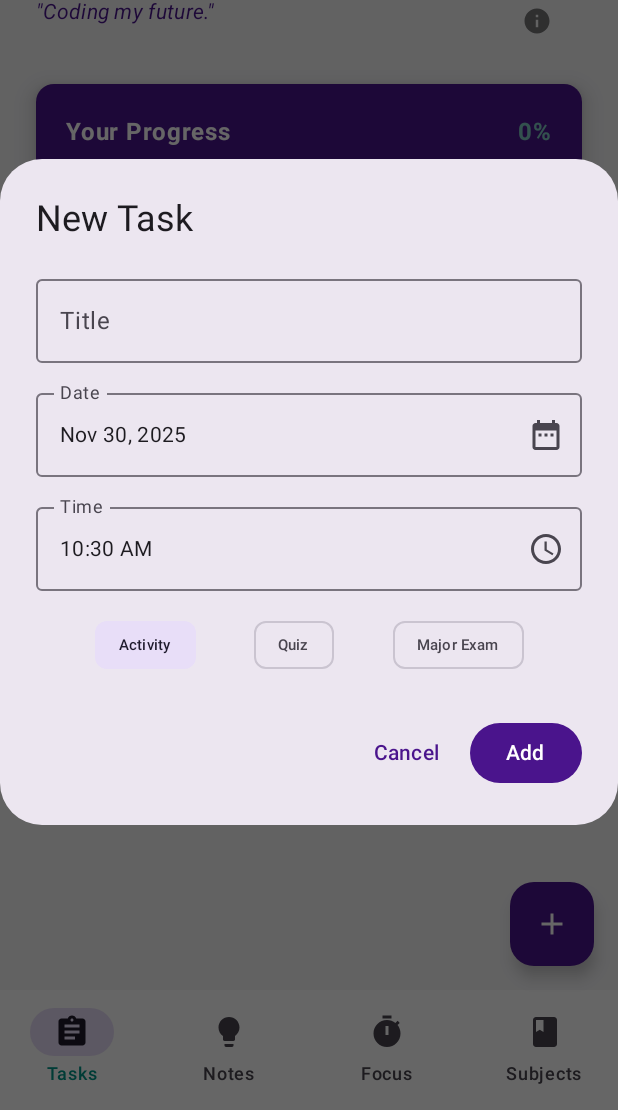
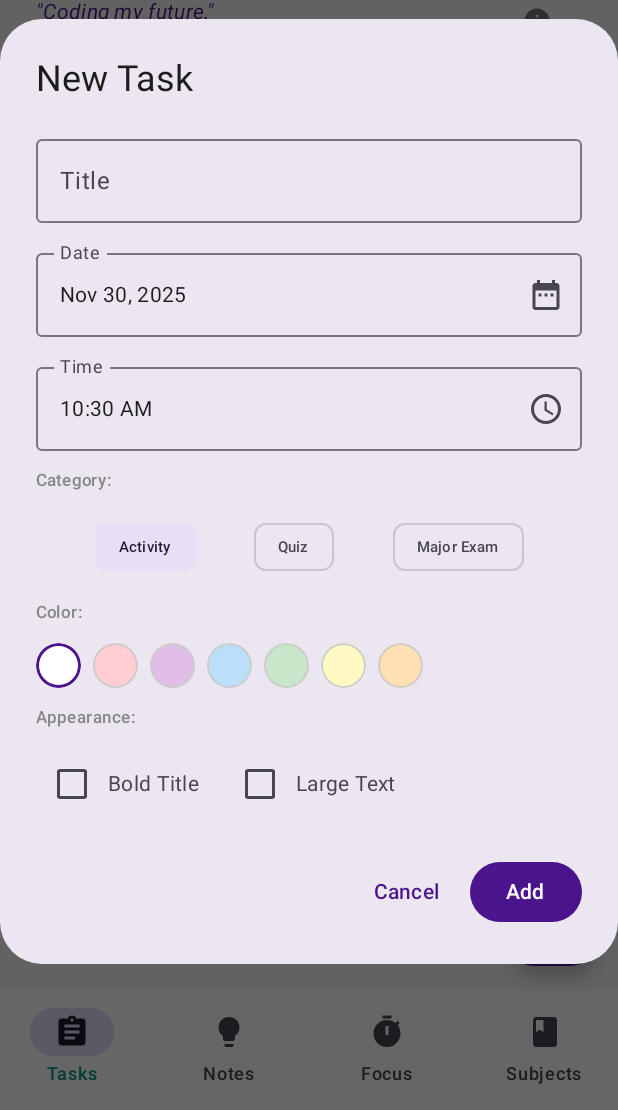
Before and after one commit to Jom-kowd/StudentApp, an Android app built with Jetpack Compose: the screen it shows after launch (MainActivity), after a tap on "Add", on a phone screen of 412 x 824 dp, the part 126-1236 px from its top. Run offline under Robolectric (Android 15) with nearby library versions, the phone set to English and light mode, and no system bars; our stand-ins replace Room's generated code; pictures from the network do not load; 2 other taps on this screen came first.

Commit message:
adding theme color for task

```diff
--- a/app/src/main/java/com/example/studentmanager/MainActivity.kt
+++ b/app/src/main/java/com/example/studentmanager/MainActivity.kt
@@ -99,6 +99,17 @@ val ScheduleColors = listOf(
     Color(0xFFAED581)  // Green
 )
 
+// NEW: Task Card Colors (Pastel versions for background)
+val TaskColors = listOf(
+    Color(0xFFFFFFFF), // 0: White (Default)
+    Color(0xFFFFCDD2), // 1: Red
+    Color(0xFFE1BEE7), // 2: Purple
+    Color(0xFFBBDEFB), // 3: Blue
+    Color(0xFFC8E6C9), // 4: Green
+    Color(0xFFFFF9C4), // 5: Yellow
+    Color(0xFFFFE0B2)  // 6: Orange
+)
+
 // PH Grading Colors
 val GradeA = Color(0xFF4CAF50)
 val GradeB = Color(0xFF8BC34A)
@@ -130,7 +141,11 @@ data class Assignment(
     val deadline: Long,
     val category: String,
     val isCompleted: Boolean = false,
-    val isDeleted: Boolean = false
+    val isDeleted: Boolean = false,
+    // NEW FIELDS FOR CUSTOMIZATION
+    val colorIndex: Int = 0,    // Background color
+    val isBold: Boolean = false, // Bold Title
+    val isLarge: Boolean = false // Large Text
 ) {
     fun getFormattedDate(): String {
         val sdf = SimpleDateFormat("MMM dd, yyyy 'at' h:mm a", Locale.getDefault())
@@ -273,10 +288,17 @@ class StudentViewModel(application: Application) : AndroidViewModel(application)
 
     // --- ASSIGNMENT ACTIONS (Enhanced) ---
 
-    // Create New
-    fun addAssignment(title: String, deadline: Long, category: String) {
+    // Create New - UPDATED to include color and style
+    fun addAssignment(title: String, deadline: Long, category: String, colorIndex: Int, isBold: Boolean, isLarge: Boolean) {
         viewModelScope.launch {
-            val newAssignment = Assignment(title = title, deadline = deadline, category = category)
+            val newAssignment = Assignment(
+                title = title,
+                deadline = deadline,
+                category = category,
+                colorIndex = colorIndex,
+                isBold = isBold,
+                isLarge = isLarge
+            )
             dao.insertAssignment(newAssignment)
             scheduleNotification(newAssignment)
         }
@@ -368,46 +390,32 @@ class StudentViewModel(application: Application) : AndroidViewModel(application)
     fun getProgress(): Float = if (assignments.isEmpty()) 0f else assignments.count { it.isCompleted }.toFloat() / assignments.size.toFloat()
 
     // --- PROFILE & TIMER (Keep Existing Logic) ---
-    // --- PROFILE & TIMER ---
 
     fun updateProfile(name: String, school: String, bio: String, avatarId: Int, imageUri: String?, category: String) {
-        // 1. Check if the image is from the gallery (content://)
         val finalImageUri = if (imageUri != null && imageUri.startsWith("content://")) {
-            // 2. If yes, copy it to our app's private storage
             copyUriToInternalStorage(android.net.Uri.parse(imageUri))
         } else {
-            // 3. If it's already a file or null, keep it as is
             imageUri
         }
-
         userProfile = UserProfile(name, school, bio, avatarId, finalImageUri, category)
         saveProfile()
     }
 
-    // --- HELPER FUNCTION TO COPY IMAGE ---
     private fun copyUriToInternalStorage(uri: android.net.Uri): String? {
         return try {
             val context = getApplication<Application>()
             val inputStream = context.contentResolver.openInputStream(uri) ?: return null
-
-            // Create a unique file name
             val fileName = "profile_${System.currentTimeMillis()}.jpg"
             val file = File(context.filesDir, fileName)
-
-            // Delete old profile images to save space (Optional but recommended)
             context.filesDir.listFiles()?.forEach {
                 if (it.name.startsWith("profile_") && it.name != fileName) {
                     it.delete()
                 }
             }
-
-            // Copy the data
             file.outputStream().use { outputStream ->
                 inputStream.copyTo(outputStream)
             }
             inputStream.close()
-
-            // Return the path to the new file
             android.net.Uri.fromFile(file).toString()
         } catch (e: Exception) {
             e.printStackTrace()
@@ -424,7 +432,6 @@ class StudentViewModel(application: Application) : AndroidViewModel(application)
         if (profileJson != null) userProfile = gson.fromJson(profileJson, UserProfile::class.java)
     }
 
-    // Timer functions
     fun toggleTimer() { if (isTimerRunning) pauseTimer() else startTimer() }
     private fun startTimer() { isTimerRunning = true; timerJob = viewModelScope.launch { while (timeLeft > 0) { delay(1000L); timeLeft -= 1000L }; isTimerRunning = false } }
     private fun pauseTimer() { isTimerRunning = false; timerJob?.cancel() }
@@ -524,7 +531,14 @@ fun StudentApp(viewModel: StudentViewModel) {
         }
         if (showAddDialog) {
             when (selectedTab) {
-                0 -> AddAssignmentDialog({ showAddDialog = false }) { t, d, c -> viewModel.addAssignment(t, d, c); showAddDialog = false }
+                // Updated Dialog Call
+                0 -> AddAssignmentDialog(
+                    onDismiss = { showAddDialog = false },
+                    onConfirm = { t, d, c, color, bold, large ->
+                        viewModel.addAssignment(t, d, c, color, bold, large)
+                        showAddDialog = false
+                    }
+                )
                 1 -> AddNoteDialog({ showAddDialog = false }) { c -> viewModel.addNote(c); showAddDialog = false }
                 3 -> AddSubjectDialog({ showAddDialog = false }) { name, code, units, days, sh, sm, eh, em ->
                     viewModel.addSubject(name, code, units, days, sh, sm, eh, em)
@@ -662,14 +676,24 @@ fun AssignmentList(viewModel: StudentViewModel) {
     if (assignmentToEdit != null) {
         AddAssignmentDialog(
             onDismiss = { assignmentToEdit = null },
-            onConfirm = { title, deadline, category ->
-                viewModel.updateAssignment(assignmentToEdit!!.copy(title = title, deadline = deadline, category = category))
+            onConfirm = { title, deadline, category, color, bold, large ->
+                viewModel.updateAssignment(assignmentToEdit!!.copy(
+                    title = title,
+                    deadline = deadline,
+                    category = category,
+                    colorIndex = color,
+                    isBold = bold,
+                    isLarge = large
+                ))
                 assignmentToEdit = null
             },
             isEditMode = true,
             initialTitle = assignmentToEdit!!.title,
             initialCategory = assignmentToEdit!!.category,
-            initialDate = assignmentToEdit!!.deadline
+            initialDate = assignmentToEdit!!.deadline,
+            initialColor = assignmentToEdit!!.colorIndex,
+            initialBold = assignmentToEdit!!.isBold,
+            initialLarge = assignmentToEdit!!.isLarge
         )
     }
 
@@ -701,11 +725,16 @@ fun AssignmentCard(
     onEdit: () -> Unit,
     onDeleteRequest: () -> Unit
 ) {
-    val cardColor = if (item.isCompleted) OffWhite else CardWhite
+    // Determine Card Color: Use custom color if not completed, else gray out
+    val cardColor = if (item.isCompleted) OffWhite else TaskColors[item.colorIndex % TaskColors.size]
     val textColor = if (item.isCompleted) Color.Gray else TextDark
     val textDeco = if (item.isCompleted) TextDecoration.LineThrough else TextDecoration.None
     val badgeColor = when (item.category) { "Activity" -> CatActivity; "Quiz" -> CatQuiz; "Major Exam" -> CatExam; "Thesis/Research" -> CatThesis; else -> CatOrg }
     val borderStroke = if (item.isUrgent()) androidx.compose.foundation.BorderStroke(1.dp, WarningRed) else null
+
+    // Typography Settings based on User Preference
+    val fontWeight = if (item.isBold) FontWeight.Bold else FontWeight.SemiBold
+    val fontSize = if (item.isLarge) 20.sp else 16.sp
 
     Card(
         modifier = Modifier.fillMaxWidth(),
@@ -723,7 +752,14 @@ fun AssignmentCard(
             }
             Spacer(Modifier.width(16.dp))
             Column(modifier = Modifier.weight(1f)) {
-                Text(item.title, style = MaterialTheme.typography.bodyLarge, fontWeight = FontWeight.SemiBold, color = textColor, textDecoration = textDeco)
+                // APPLIED CUSTOM FONT SIZE AND WEIGHT HERE
+                Text(
+                    text = item.title,
+                    fontSize = fontSize,
+                    fontWeight = fontWeight,
+                    color = textColor,
+                    textDecoration = textDeco
+                )
                 Spacer(Modifier.height(4.dp))
                 Row(verticalAlignment = Alignment.CenterVertically) {
                     Surface(color = badgeColor.copy(alpha = 0.2f), shape = RoundedCornerShape(4.dp)) { Text(item.category, color = badgeColor, style = MaterialTheme.typography.labelSmall, modifier = Modifier.padding(6.dp, 2.dp)) }
@@ -1163,15 +1199,23 @@ fun TimePickerDialog(onDismiss: () -> Unit, onConfirm: () -> Unit, content: @Com
 @Composable
 fun AddAssignmentDialog(
     onDismiss: () -> Unit,
-    // We moved onConfirm to the bottom so trailing lambdas work again
     isEditMode: Boolean = false,
     initialTitle: String = "",
     initialCategory: String = "Activity",
     initialDate: Long = System.currentTimeMillis(),
-    onConfirm: (String, Long, String) -> Unit // <--- Now it's last!
+    initialColor: Int = 0,
+    initialBold: Boolean = false,
+    initialLarge: Boolean = false,
+    onConfirm: (String, Long, String, Int, Boolean, Boolean) -> Unit
 ) {
     var title by remember { mutableStateOf(initialTitle) }
     var selectedCategory by remember { mutableStateOf(initialCategory) }
+
+    // NEW STATES
+    var selectedColor by remember { mutableIntStateOf(initialColor) }
+    var isBold by remember { mutableStateOf(initialBold) }
+    var isLarge by remember { mutableStateOf(initialLarge) }
+
     val categories = listOf("Activity", "Quiz", "Major Exam", "Thesis/Research", "Org Work")
     val calendar = Calendar.getInstance()
     calendar.timeInMillis = initialDate
@@ -1192,10 +1236,57 @@ fun AddAssignmentDialog(
                 OutlinedTextField(value = title, onValueChange = { title = it }, label = { Text("Title") }, modifier = Modifier.fillMaxWidth())
                 OutlinedTextField(value = dateFormat.format(Date(datePickerState.selectedDateMillis ?: initialDate)), onValueChange = {}, label = { Text("Date") }, readOnly = true, trailingIcon = { IconButton({ showDatePicker = true }) { Icon(Icons.Default.DateRange, "Pick Date") } }, modifier = Modifier.fillMaxWidth().clickable { showDatePicker = true })
                 OutlinedTextField(value = timeText, onValueChange = {}, label = { Text("Time") }, readOnly = true, trailingIcon = { IconButton({ showTimePicker = true }) { Icon(Icons.Default.AccessTime, "Pick Time") } }, modifier = Modifier.fillMaxWidth().clickable { showTimePicker = true })
-                Row(modifier = Modifier.fillMaxWidth(), horizontalArrangement = Arrangement.SpaceEvenly) { categories.take(3).forEach { cat -> FilterChip(selected = selectedCategory == cat, onClick = { selectedCategory = cat }, label = { Text(cat, fontSize = 10.sp) }) } }
+
+                // CATEGORY CHIPS
+                Text("Category:", style = MaterialTheme.typography.labelSmall, color = Color.Gray)
+                Row(modifier = Modifier.fillMaxWidth(), horizontalArrangement = Arrangement.SpaceEvenly) {
+                    categories.take(3).forEach { cat ->
+                        FilterChip(selected = selectedCategory == cat, onClick = { selectedCategory = cat }, label = { Text(cat, fontSize = 10.sp) })
+                    }
+                }
+
+                // COLOR PICKER
+                Text("Color:", style = MaterialTheme.typography.labelSmall, color = Color.Gray)
+                Row(horizontalArrangement = Arrangement.spacedBy(8.dp)) {
+                    TaskColors.forEachIndexed { index, color ->
+                        Box(
+                            modifier = Modifier
+                                .size(30.dp)
+                                .clip(CircleShape)
+                                .background(color)
+                                .border(
+                                    width = if (selectedColor == index) 2.dp else 1.dp,
+                                    color = if (selectedColor == index) DeepViolet else Color.LightGray,
+                                    shape = CircleShape
+                                )
+                                .clickable { selectedColor = index }
+                        )
+                    }
+                }
+
+                // TEXT STYLES (BOLD / LARGE)
+                Text("Appearance:", style = MaterialTheme.typography.labelSmall, color = Color.Gray)
+                Row(verticalAlignment = Alignment.CenterVertically) {
+                    Checkbox(checked = isBold, onCheckedChange = { isBold = it })
+                    Text("Bold Title")
+                    Spacer(Modifier.width(16.dp))
+                    Checkbox(checked = isLarge, onCheckedChange = { isLarge = it })
+                    Text("Large Text")
+                }
             }
         },
-        confirmButton = { Button({ if (title.isNotEmpty()) { val c = Calendar.getInstance(); c.timeInMillis = datePickerState.selectedDateMillis ?: initialDate; c.set(Calendar.HOUR_OF_DAY, timePickerState.hour); c.set(Calendar.MINUTE, timePickerState.minute); onConfirm(title, c.timeInMillis, selectedCategory) } }, colors = ButtonDefaults.buttonColors(containerColor = DeepViolet)) { Text(if(isEditMode) "Save Changes" else "Add") } },
+        confirmButton = {
+            Button({
+                if (title.isNotEmpty()) {
+                    val c = Calendar.getInstance();
+                    c.timeInMillis = datePickerState.selectedDateMillis ?: initialDate;
+                    c.set(Calendar.HOUR_OF_DAY, timePickerState.hour);
+                    c.set(Calendar.MINUTE, timePickerState.minute);
+                    // Pass new values
+                    onConfirm(title, c.timeInMillis, selectedCategory, selectedColor, isBold, isLarge)
+                }
+            }, colors = ButtonDefaults.buttonColors(containerColor = DeepViolet)) { Text(if(isEditMode) "Save Changes" else "Add") }
+        },
         dismissButton = { TextButton(onClick = onDismiss) { Text("Cancel") } }
     )
 }
--- a/app/src/main/java/com/example/studentmanager/data/StudentDatabase.kt
+++ b/app/src/main/java/com/example/studentmanager/data/StudentDatabase.kt
@@ -9,7 +9,8 @@ import com.example.studentmanager.Assignment
 import com.example.studentmanager.BrainNote
 import com.example.studentmanager.Subject
 
-@Database(entities = [Assignment::class, BrainNote::class, Subject::class], version = 1, exportSchema = false)
+// CHANGED: version = 2, and added fallbackToDestructiveMigration() below
+@Database(entities = [Assignment::class, BrainNote::class, Subject::class], version = 2, exportSchema = false)
 @TypeConverters(Converters::class)
 abstract class StudentDatabase : RoomDatabase() {
     abstract fun studentDao(): StudentDao
@@ -24,7 +25,9 @@ abstract class StudentDatabase : RoomDatabase() {
                     context.applicationContext,
                     StudentDatabase::class.java,
                     "student_database"
-                ).build()
+                )
+                    .fallbackToDestructiveMigration() // THIS ALLOWS THE DB TO RESET WHEN VERSION CHANGES
+                    .build()
                 INSTANCE = instance
                 instance
             }
```
